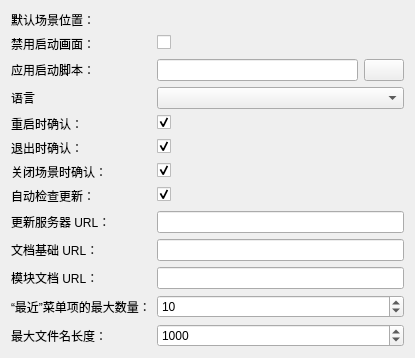
Qt form miniSlicer/Slicer/Base/QTGUI/Resources/UI/qSlicerSettingsGeneralPanel.ui (jiaqiwang969/Slicer) before a commit.
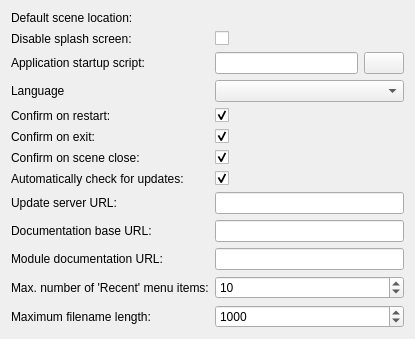
The same form after that commit. Custom widgets are drawn as their Qt base class.

```diff
--- a/miniSlicer/Slicer/Base/QTGUI/Resources/UI/qSlicerSettingsGeneralPanel.ui
+++ b/miniSlicer/Slicer/Base/QTGUI/Resources/UI/qSlicerSettingsGeneralPanel.ui
@@ -19,7 +19,7 @@
       <string>默认场景保存目录</string>
      </property>
      <property name="text">
-      <string>默认场景位置：</string>
+      <string>Default scene location:</string>
      </property>
     </widget>
    </item>
@@ -29,7 +29,7 @@
    <item row="1" column="0">
     <widget class="QLabel" name="ShowSplashScreenLabel">
      <property name="text">
-      <string>禁用启动画面：</string>
+      <string>Disable splash screen:</string>
      </property>
     </widget>
    </item>
@@ -46,14 +46,14 @@
    <item row="3" column="0">
     <widget class="QLabel" name="LanguageLabel">
      <property name="text">
-      <string>语言</string>
+      <string>Language</string>
      </property>
     </widget>
    </item>
    <item row="4" column="0">
     <widget class="QLabel" name="ConfirmRestartLabel">
      <property name="text">
-      <string>重启时确认：</string>
+      <string>Confirm on restart:</string>
      </property>
     </widget>
    </item>
@@ -70,7 +70,7 @@
    <item row="5" column="0">
     <widget class="QLabel" name="ConfirmExitLabel">
      <property name="text">
-      <string>退出时确认：</string>
+      <string>Confirm on exit:</string>
      </property>
     </widget>
    </item>
@@ -87,7 +87,7 @@
    <item row="6" column="0">
     <widget class="QLabel" name="ConfirmSceneCloseLabel">
      <property name="text">
-      <string>关闭场景时确认：</string>
+      <string>Confirm on scene close:</string>
      </property>
     </widget>
    </item>
@@ -104,7 +104,7 @@
    <item row="9" column="0">
     <widget class="QLabel" name="DocumentationBaseURLLabel">
      <property name="text">
-      <string>文档基础 URL：</string>
+      <string>Documentation base URL:</string>
      </property>
     </widget>
    </item>
@@ -131,7 +131,7 @@
    <item row="11" column="0">
     <widget class="QLabel" name="NumOfRecentlyLoadedFilesLabel">
      <property name="text">
-      <string>“最近”菜单项的最大数量：</string>
+      <string>Max. number of 'Recent' menu items:</string>
      </property>
     </widget>
    </item>
@@ -141,7 +141,7 @@
       <string>应用启动后执行的 Python 脚本</string>
      </property>
      <property name="text">
-      <string>应用启动脚本：</string>
+      <string>Application startup script:</string>
      </property>
     </widget>
    </item>
@@ -175,7 +175,7 @@
    <item row="10" column="0">
     <widget class="QLabel" name="DocumentationBaseURLLabel_2">
      <property name="text">
-      <string>模块文档 URL：</string>
+      <string>Module documentation URL:</string>
      </property>
     </widget>
    </item>
@@ -189,7 +189,7 @@
    <item row="7" column="0">
     <widget class="QLabel" name="ApplicationAutoUpdateCheckLabel">
      <property name="text">
-      <string>自动检查更新：</string>
+      <string>Automatically check for updates:</string>
      </property>
     </widget>
    </item>
@@ -209,7 +209,7 @@
    <item row="8" column="0">
     <widget class="QLabel" name="ApplicationUpdateServerURLLabel">
      <property name="text">
-      <string>更新服务器 URL：</string>
+      <string>Update server URL:</string>
      </property>
     </widget>
    </item>
@@ -223,7 +223,7 @@
    <item row="12" column="0">
     <widget class="QLabel" name="MaxFileNameLengthLabel">
      <property name="text">
-      <string>最大文件名长度：</string>
+      <string>Maximum filename length:</string>
      </property>
     </widget>
    </item>
```
Left out of the diff: 43 changed lines with no effect on the pictures.
